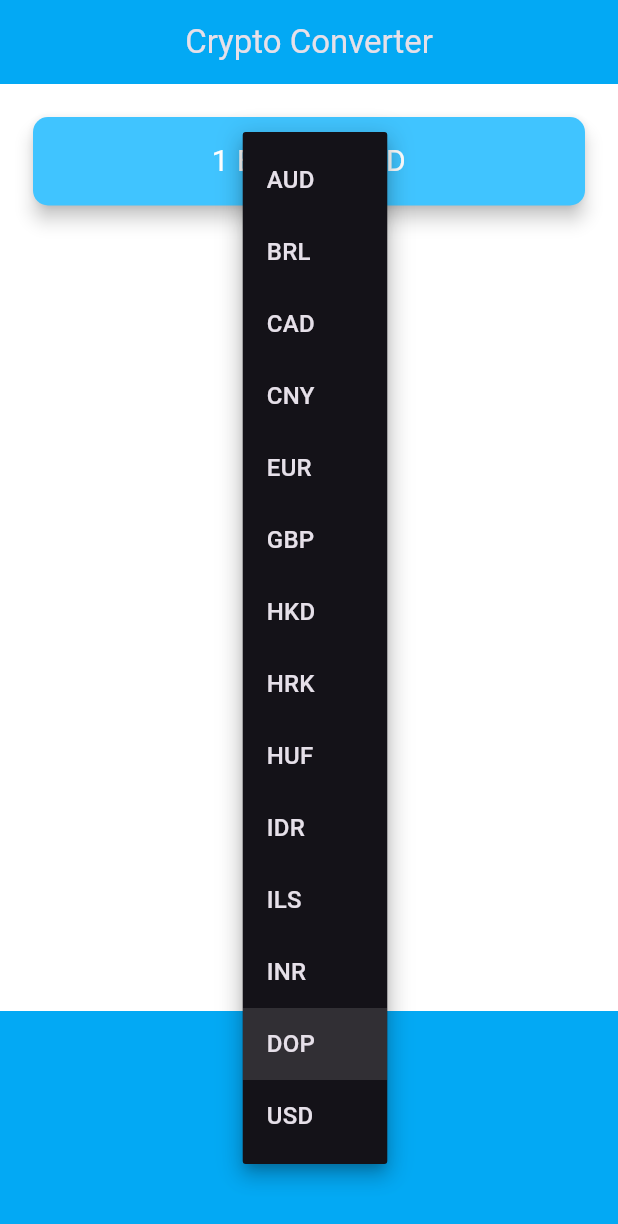
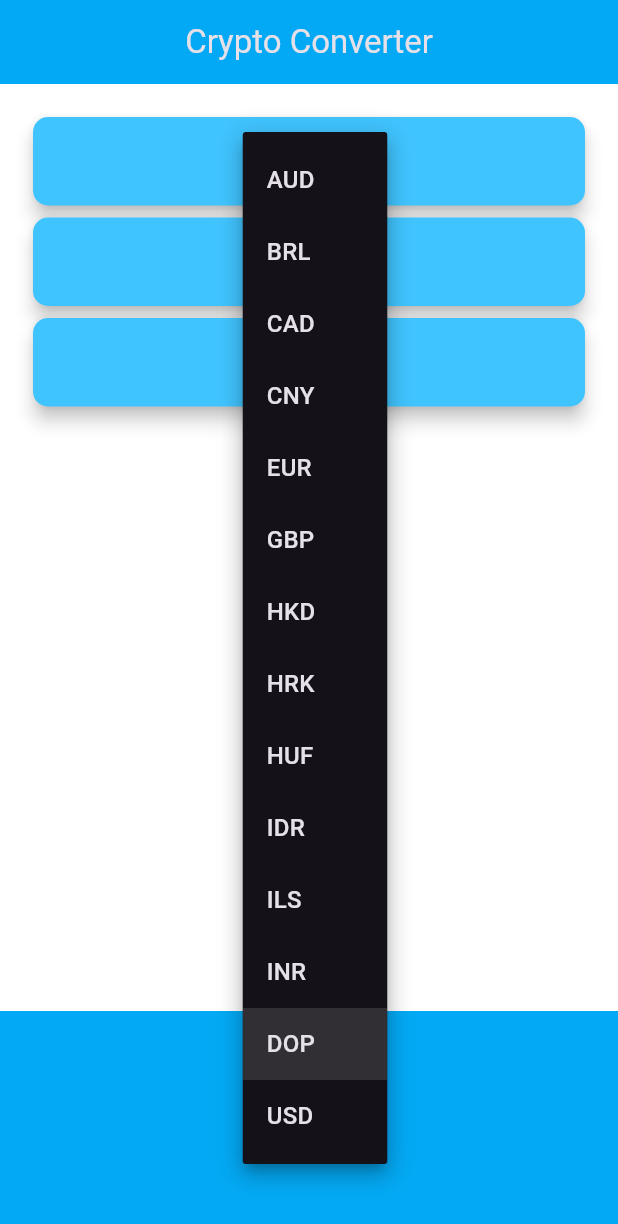
Before and after one commit to advr0106/bitcoin_app, a Flutter app: the screen it shows after launch, after a tap on "DOP", on a phone screen of 412 x 824 dp. Shown: the top 1224 px of the screen. Run offline on Flutter 3.47's test engine with Material 3 defaults, Android fonts, the phone set to English and light mode, and no system bars; network calls fail.

Commit message:
Added the others conversions

```diff
--- a/lib/screens/home_screen.dart
+++ b/lib/screens/home_screen.dart
@@ -1,5 +1,4 @@
 import 'dart:io';
-import 'package:bitcoin_app/services/crypto_exchange_service.dart';
 import 'package:flutter/cupertino.dart';
 import 'package:flutter/material.dart';
 import 'package:bitcoin_app/data.dart';
@@ -14,8 +13,7 @@ class HomeScreen extends StatefulWidget {
 
 class _HomeScreenState extends State<HomeScreen> {
   String? selectedCurrency = 'DOP';
-  String selectedCrypto = 'BTC';
-  String conversionResult = '1 BTC = ? USD';
+  Map<String, String> conversionResults = {};
   final CryptoExchangeService _cryptoExchangeService = CryptoExchangeService();
 
   DropdownButton<String> getAndroidDropDownButtom() {
@@ -33,7 +31,7 @@ class _HomeScreenState extends State<HomeScreen> {
       onChanged: (value) {
         setState(() {
           selectedCurrency = value;
-          updateConversionRate();
+          updateConversionRates();
         });
       },
     );
@@ -50,22 +48,32 @@ class _HomeScreenState extends State<HomeScreen> {
       onSelectedItemChanged: (value) {
         setState(() {
           selectedCurrency = currencyList[value];
-          updateConversionRate();
+          updateConversionRates();
         });
       },
       children: pickerItems,
     );
   }
 
-  void updateConversionRate() async {
+  void updateConversionRates() async {
     if (selectedCurrency != null) {
-      double? rate = await _cryptoExchangeService.getExchangeRate(selectedCrypto, selectedCurrency!);
+      Map<String, String> newResults = {};
+      for (String crypto in cryptoList) {
+        double? rate = await _cryptoExchangeService.getExchangeRate(crypto, selectedCurrency!);
+        newResults[crypto] = rate != null
+            ? '1 $crypto = ${rate.toStringAsFixed(2)} $selectedCurrency'
+            : 'Failed to fetch rate';
+      }
       setState(() {
-        conversionResult = rate != null
-            ? '1 $selectedCrypto = ${rate.toStringAsFixed(2)} $selectedCurrency'
-            : 'Failed to fetch rate';
+        conversionResults = newResults;
       });
     }
+  }
+
+  @override
+  void initState() {
+    super.initState();
+    updateConversionRates();
   }
 
   @override
@@ -80,9 +88,14 @@ class _HomeScreenState extends State<HomeScreen> {
           mainAxisAlignment: MainAxisAlignment.spaceBetween,
           crossAxisAlignment: CrossAxisAlignment.stretch,
           children: [
-            Padding(
+            Expanded(
+              child: Padding(
                 padding: EdgeInsets.fromLTRB(18, 18, 18, 0),
-              child: Card(
+                child: ListView.builder(
+                  itemCount: cryptoList.length,
+                  itemBuilder: (context, index) {
+                    String crypto = cryptoList[index];
+                    return Card(
                       color: Colors.lightBlueAccent,
                       elevation: 5,
                       shape: RoundedRectangleBorder(
@@ -91,10 +104,13 @@ class _HomeScreenState extends State<HomeScreen> {
                       child: Padding(
                         padding: const EdgeInsets.symmetric(horizontal: 28, vertical: 15),
                         child: Text(
-                    conversionResult,
+                          conversionResults[crypto] ?? 'Loading...',
                           textAlign: TextAlign.center,
                           style: TextStyle(fontSize: 20, color: Colors.white),
                         ),
+                      ),
+                    );
+                  },
                 ),
               ),
             ),
```
Lines whose indentation alone changed are shown as unchanged.
